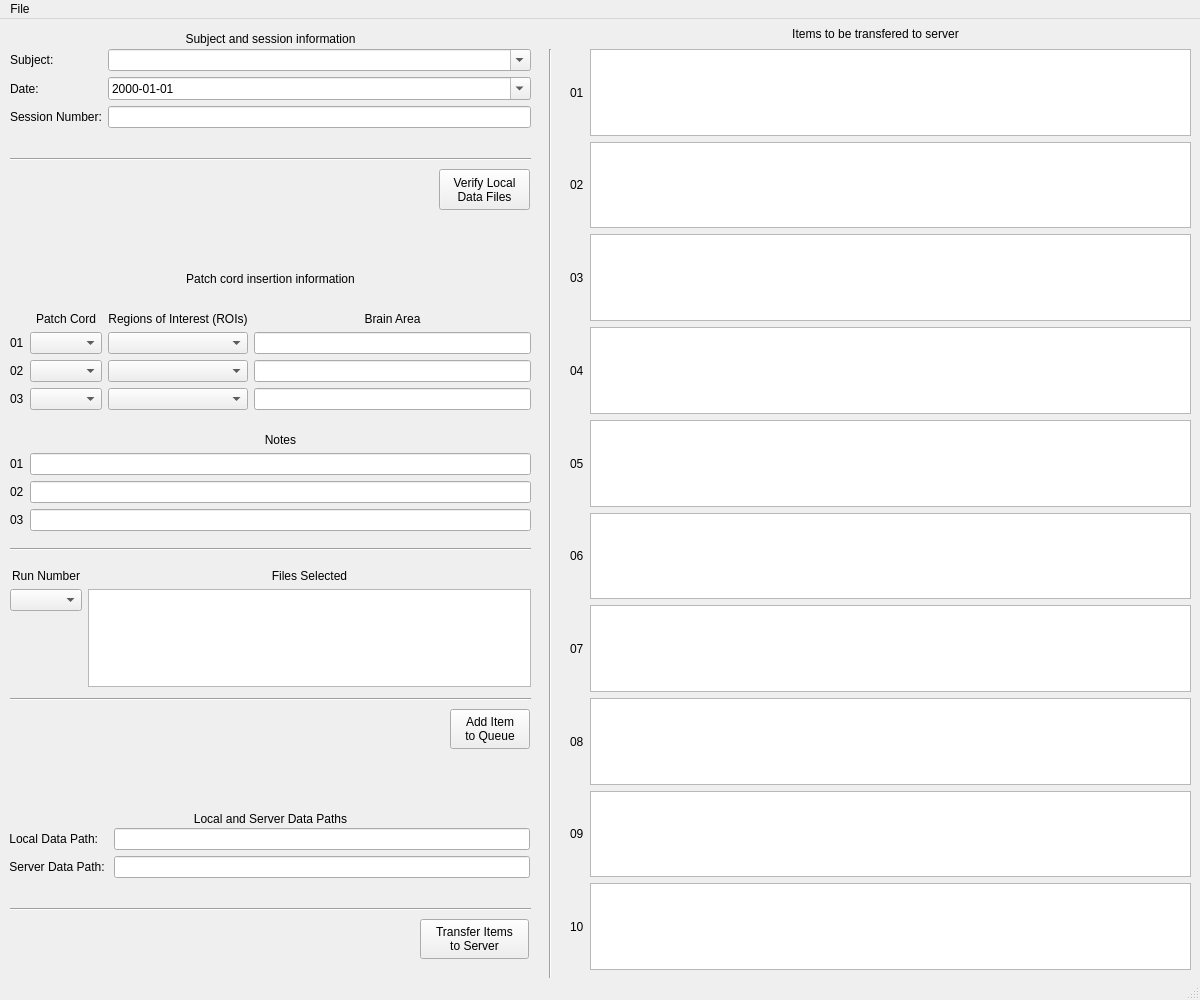
Above: deploy/fiberphotometry/fiber_photometry_form.ui from int-brain-lab/iblscripts before the change. Below: the same form after it.
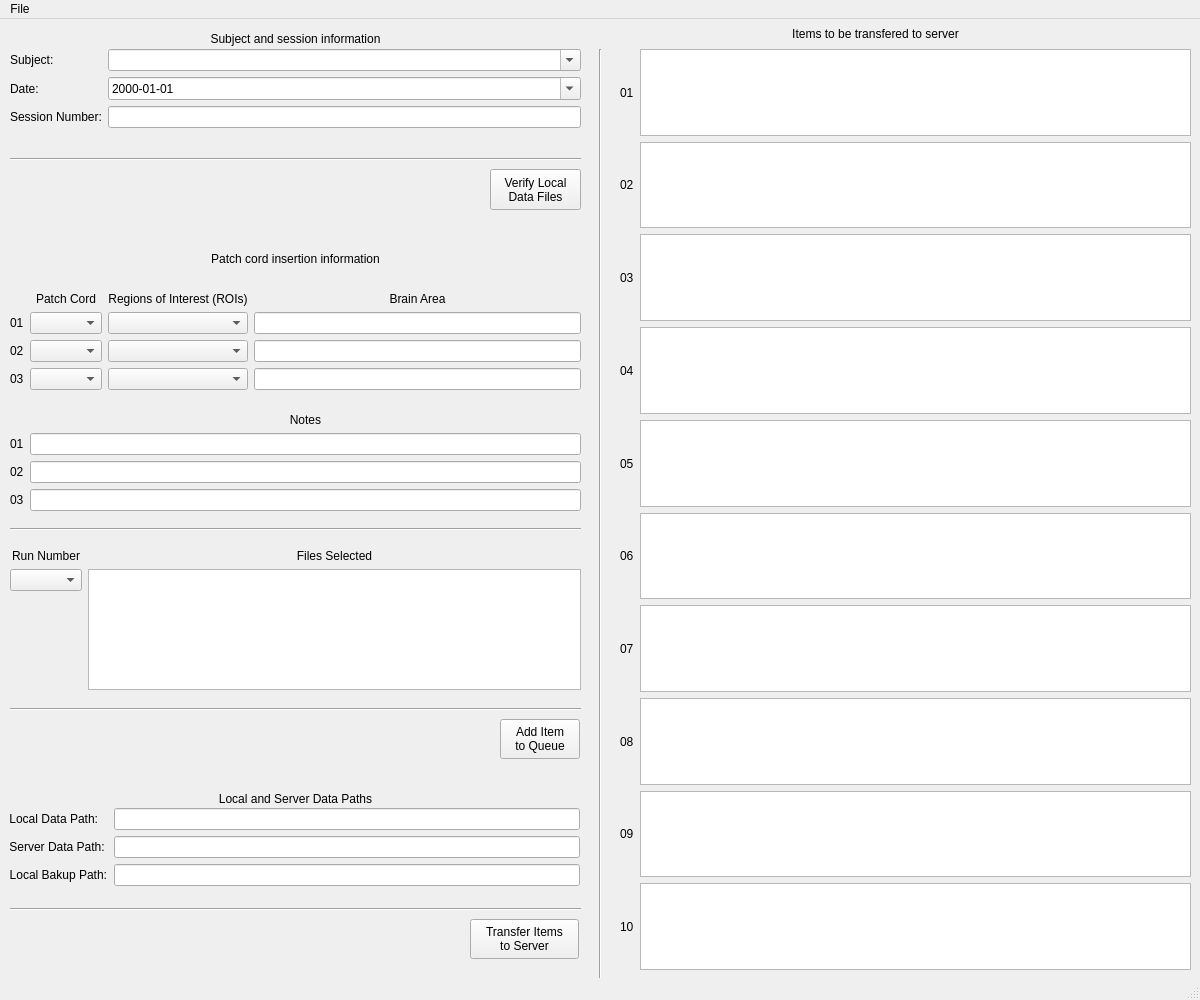
That is the form after the change.

Commit message: ammending/creating experiment description file, functionalize post success transfer, data path qsetting values, ui tweaks

Diff of the .ui file:
```diff
--- a/deploy/fiberphotometry/fiber_photometry_form.ui
+++ b/deploy/fiberphotometry/fiber_photometry_form.ui
@@ -54,7 +54,7 @@
     </property>
     <property name="geometry">
      <rect>
-      <x>420</x>
+      <x>470</x>
       <y>900</y>
       <width>109</width>
       <height>40</height>
@@ -83,9 +83,9 @@
    <widget class="QWidget" name="formLayoutWidget">
     <property name="geometry">
      <rect>
-      <x>570</x>
+      <x>620</x>
       <y>30</y>
-      <width>621</width>
+      <width>571</width>
       <height>921</height>
      </rect>
     </property>
@@ -235,8 +235,8 @@
    <widget class="QPushButton" name="button_add_item_to_queue">
     <property name="geometry">
      <rect>
-      <x>450</x>
-      <y>690</y>
+      <x>500</x>
+      <y>700</y>
       <width>80</width>
       <height>40</height>
      </rect>
@@ -254,7 +254,7 @@
      <rect>
       <x>10</x>
       <y>10</y>
-      <width>521</width>
+      <width>571</width>
       <height>20</height>
      </rect>
     </property>
@@ -273,7 +273,7 @@
      <rect>
       <x>10</x>
       <y>30</y>
-      <width>521</width>
+      <width>571</width>
       <height>91</height>
      </rect>
     </property>
@@ -338,8 +338,8 @@
     <property name="geometry">
      <rect>
       <x>10</x>
-      <y>270</y>
-      <width>521</width>
+      <y>250</y>
+      <width>571</width>
       <height>121</height>
      </rect>
     </property>
@@ -432,8 +432,8 @@
     <property name="geometry">
      <rect>
       <x>10</x>
-      <y>400</y>
-      <width>521</width>
+      <y>380</y>
+      <width>571</width>
       <height>112</height>
      </rect>
     </property>
@@ -484,8 +484,8 @@
     <property name="geometry">
      <rect>
       <x>10</x>
-      <y>250</y>
-      <width>521</width>
+      <y>230</y>
+      <width>571</width>
       <height>20</height>
      </rect>
     </property>
@@ -500,8 +500,8 @@
     <property name="geometry">
      <rect>
       <x>10</x>
-      <y>520</y>
-      <width>521</width>
+      <y>500</y>
+      <width>571</width>
       <height>20</height>
      </rect>
     </property>
@@ -514,7 +514,7 @@
      <rect>
       <x>10</x>
       <y>880</y>
-      <width>521</width>
+      <width>571</width>
       <height>20</height>
      </rect>
     </property>
@@ -527,7 +527,7 @@
      <rect>
       <x>10</x>
       <y>130</y>
-      <width>521</width>
+      <width>571</width>
       <height>20</height>
      </rect>
     </property>
@@ -538,7 +538,7 @@
    <widget class="Line" name="line">
     <property name="geometry">
      <rect>
-      <x>540</x>
+      <x>590</x>
       <y>30</y>
       <width>20</width>
       <height>931</height>
@@ -552,9 +552,9 @@
     <property name="geometry">
      <rect>
       <x>9</x>
-      <y>809</y>
-      <width>521</width>
-      <height>61</height>
+      <y>789</y>
+      <width>571</width>
+      <height>91</height>
      </rect>
     </property>
     <layout class="QFormLayout" name="formLayout">
@@ -592,14 +592,31 @@
        </property>
       </widget>
      </item>
+     <item row="2" column="0">
+      <widget class="QLabel" name="label_25">
+       <property name="text">
+        <string>Local Bakup Path:</string>
+       </property>
+       <property name="alignment">
+        <set>Qt::AlignRight|Qt::AlignTrailing|Qt::AlignVCenter</set>
+       </property>
+      </widget>
+     </item>
+     <item row="2" column="1">
+      <widget class="QLineEdit" name="local_bkup_path">
+       <property name="alignment">
+        <set>Qt::AlignLeading|Qt::AlignLeft|Qt::AlignVCenter</set>
+       </property>
+      </widget>
+     </item>
     </layout>
    </widget>
    <widget class="QLabel" name="label_29">
     <property name="geometry">
      <rect>
       <x>10</x>
-      <y>790</y>
-      <width>521</width>
+      <y>770</y>
+      <width>571</width>
       <height>20</height>
      </rect>
     </property>
@@ -613,7 +630,7 @@
    <widget class="QPushButton" name="button_verify_local_data_files">
     <property name="geometry">
      <rect>
-      <x>439</x>
+      <x>490</x>
       <y>150</y>
       <width>91</width>
       <height>41</height>
@@ -631,9 +648,9 @@
     <property name="geometry">
      <rect>
       <x>10</x>
-      <y>550</y>
-      <width>521</width>
-      <height>118</height>
+      <y>530</y>
+      <width>571</width>
+      <height>141</height>
      </rect>
     </property>
     <layout class="QGridLayout" name="gridLayout_3">
@@ -677,8 +694,8 @@
     <property name="geometry">
      <rect>
       <x>10</x>
-      <y>670</y>
-      <width>521</width>
+      <y>680</y>
+      <width>571</width>
       <height>20</height>
      </rect>
     </property>
```
The commit also changes 2 other files.
